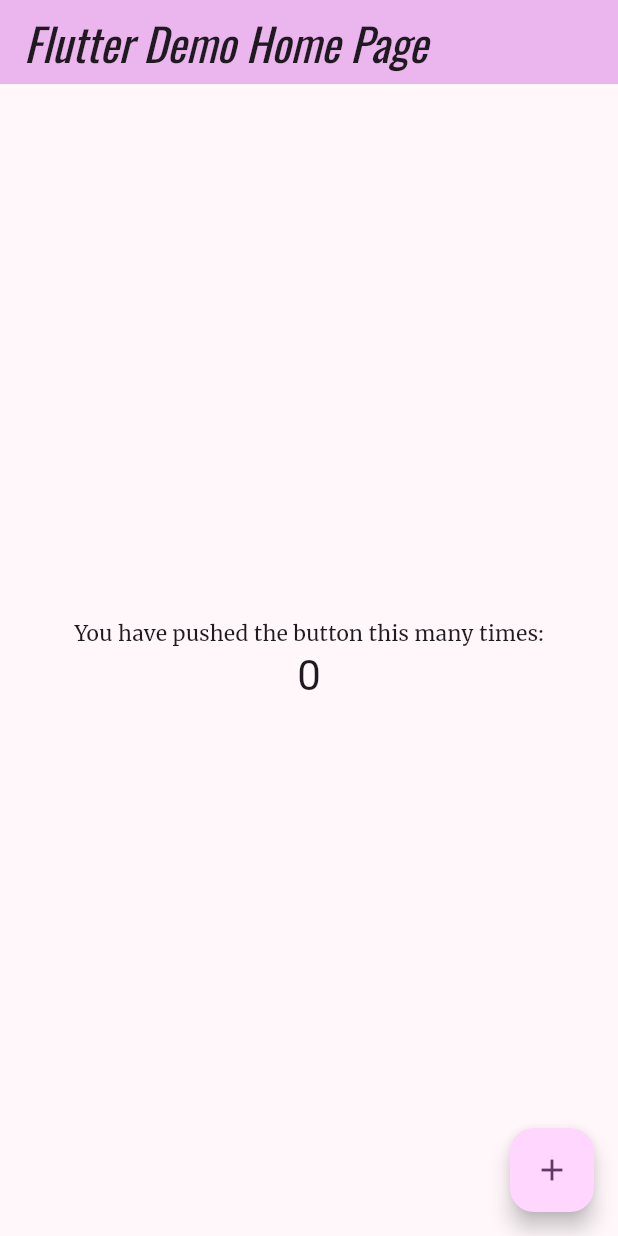
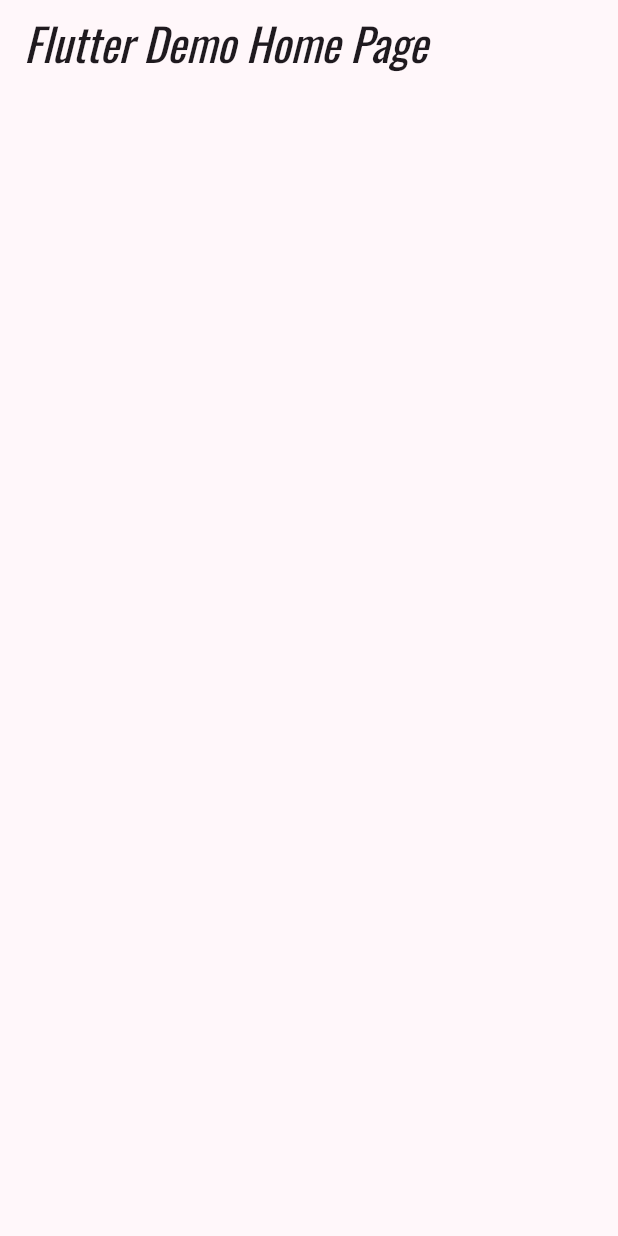
Before and after one commit to triastanto/flta-02-hello-flutter, a Flutter app: the screen it shows after launch, on a phone screen of 412 x 824 dp. Run offline on Flutter 3.47's test engine with Material 3 defaults, Android fonts, the phone set to English and light mode, and no system bars; our stand-ins replace google_fonts.

Commit message:
empty Scaffold

```diff
--- a/lib/main.dart
+++ b/lib/main.dart
@@ -40,15 +40,6 @@ class RecipeApp extends StatelessWidget {
 class MyHomePage extends StatefulWidget {
   const MyHomePage({super.key, required this.title});
 
-  // This widget is the home page of your application. It is stateful, meaning
-  // that it has a State object (defined below) that contains fields that affect
-  // how it looks.
-
-  // This class is the configuration for the state. It holds the values (in this
-  // case the title) provided by the parent (in this case the App widget) and
-  // used by the build method of the State. Fields in a Widget subclass are
-  // always marked "final".
-
   final String title;
 
   @override
@@ -56,71 +47,16 @@ class MyHomePage extends StatefulWidget {
 }
 
 class _MyHomePageState extends State<MyHomePage> {
-  int _counter = 0;
-
-  void _incrementCounter() {
-    setState(() {
-      // This call to setState tells the Flutter framework that something has
-      // changed in this State, which causes it to rerun the build method below
-      // so that the display can reflect the updated values. If we changed
-      // _counter without calling setState(), then the build method would not be
-      // called again, and so nothing would appear to happen.
-      _counter++;
-    });
-  }
-
   @override
   Widget build(BuildContext context) {
-    // This method is rerun every time setState is called, for instance as done
-    // by the _incrementCounter method above.
-    //
-    // The Flutter framework has been optimized to make rerunning build methods
-    // fast, so that you can just rebuild anything that needs updating rather
-    // than having to individually change instances of widgets.
     return Scaffold(
       appBar: AppBar(
-        // TRY THIS: Try changing the color here to a specific color (to
-        // Colors.amber, perhaps?) and trigger a hot reload to see the AppBar
-        // change color while the other colors stay the same.
-        backgroundColor: Theme.of(context).colorScheme.inversePrimary,
-        // Here we take the value from the MyHomePage object that was created by
-        // the App.build method, and use it to set our appbar title.
         title: Text(widget.title),
       ),
-      body: Center(
-        // Center is a layout widget. It takes a single child and positions it
-        // in the middle of the parent.
-        child: Column(
-          // Column is also a layout widget. It takes a list of children and
-          // arranges them vertically. By default, it sizes itself to fit its
-          // children horizontally, and tries to be as tall as its parent.
-          //
-          // Column has various properties to control how it sizes itself and
-          // how it positions its children. Here we use mainAxisAlignment to
-          // center the children vertically; the main axis here is the vertical
-          // axis because Columns are vertical (the cross axis would be
-          // horizontal).
-          //
-          // TRY THIS: Invoke "debug painting" (choose the "Toggle Debug Paint"
-          // action in the IDE, or press "p" in the console), to see the
-          // wireframe for each widget.
-          mainAxisAlignment: MainAxisAlignment.center,
-          children: <Widget>[
-            const Text(
-              'You have pushed the button this many times:',
-            ),
-            Text(
-              '$_counter',
-              style: Theme.of(context).textTheme.headlineMedium,
-            ),
-          ],
-        ),
+      body: SafeArea(
+        // TODO: Replace child: Container()
+        child: Container(),
       ),
-      floatingActionButton: FloatingActionButton(
-        onPressed: _incrementCounter,
-        tooltip: 'Increment',
-        child: const Icon(Icons.add),
-      ), // This trailing comma makes auto-formatting nicer for build methods.
     );
   }
 }
```
